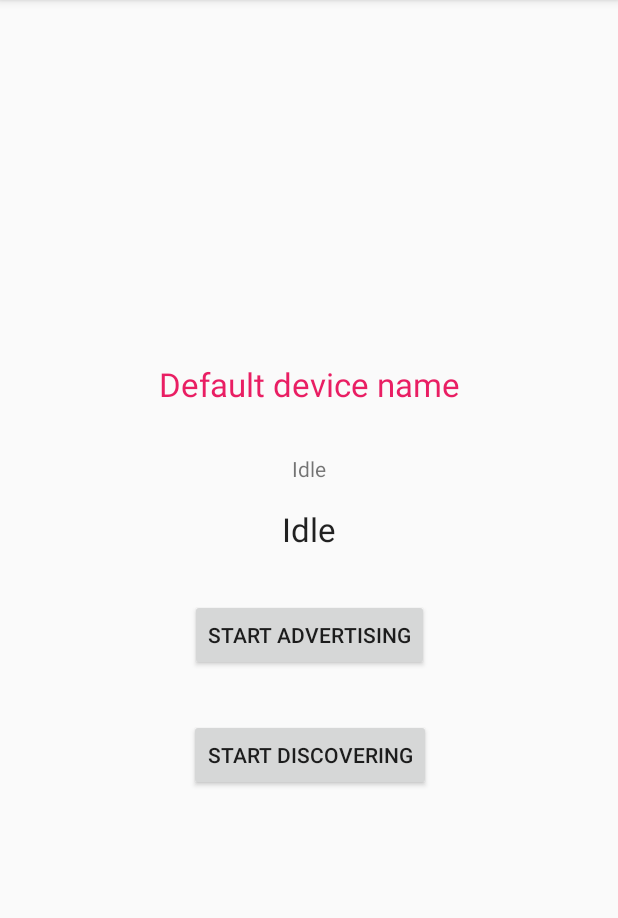
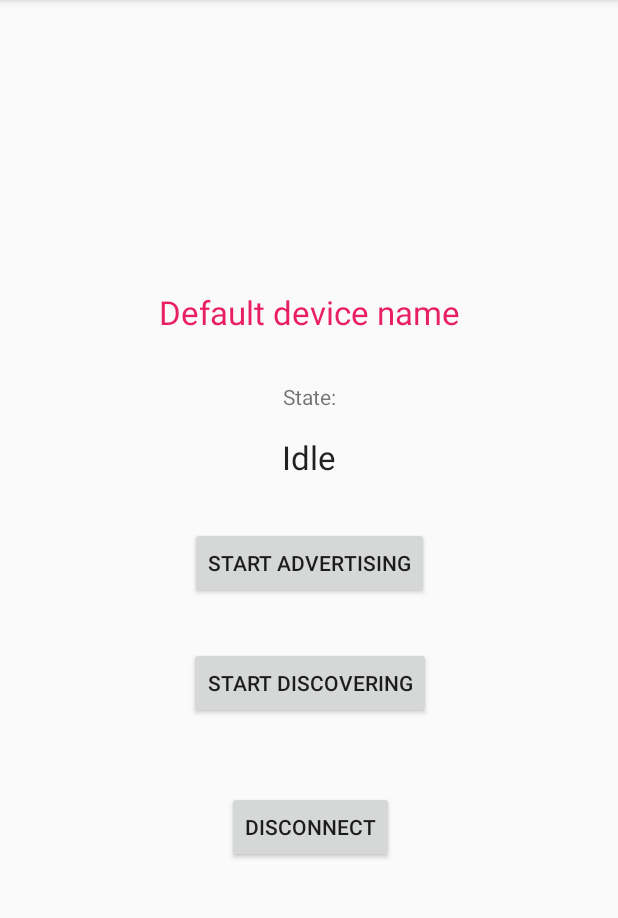
Before and after one commit to MiqeyM/QuizMiko, an Android app: the screen it shows after launch (MainActivity), on a phone screen of 412 x 824 dp, the part 84-1002 px from its top. Run offline under Robolectric (Android 15) with nearby library versions, the phone set to English and light mode, and no system bars; our stand-ins replace data binding; libraries missing offline, so code that uses them is left out: com.google.android.gms; 2 statements that could not run were skipped.

Commit message:
Changed deviceId generation to 'Player ' and random number. Corrected UI update. Correct text view shows current state. Commented button disabling. Added disconnect button.

```diff
--- a/app/src/main/java/com/example/quizmiko/MainActivity.kt
+++ b/app/src/main/java/com/example/quizmiko/MainActivity.kt
@@ -11,7 +11,6 @@ import android.Manifest.permission.CHANGE_WIFI_STATE
 import android.Manifest.permission.ACCESS_WIFI_STATE
 import android.Manifest.permission.BLUETOOTH_ADMIN
 import android.content.Context
-import android.provider.Settings
 import android.widget.Toast
 import androidx.databinding.DataBindingUtil
 import com.example.quizmiko.databinding.ActivityMainBinding
@@ -22,6 +21,7 @@ import com.google.android.gms.nearby.connection.Payload
 import com.google.android.gms.nearby.connection.PayloadCallback
 import kotlinx.android.synthetic.main.activity_main.*
 import java.util.*
+import kotlin.random.Random
 
 
 class MainActivity : AppCompatActivity() {
@@ -34,13 +34,12 @@ class MainActivity : AppCompatActivity() {
             CHANGE_WIFI_STATE,
             ACCESS_COARSE_LOCATION
         )
-        private val REQUEST_CODE_REQUIRED_PERMISSIONS = 1
+        private const val REQUEST_CODE_REQUIRED_PERMISSIONS = 1
 
         private val STRATEGY = P2P_STAR
 
-       // private val deviceId: String = Settings.Secure.ANDROID_ID
 
-        private val deviceId = UUID.randomUUID().toString().take(4)
+        private val deviceId = "Player " + Random.nextInt(1, 10)
 
         private val advOptions = AdvertisingOptions.Builder().setStrategy(STRATEGY).build()
 
@@ -51,26 +50,35 @@ class MainActivity : AppCompatActivity() {
 
     lateinit var connClient: ConnectionsClient
 
-    private lateinit var context: Context
-
     override fun onCreate(savedInstanceState: Bundle?) {
         super.onCreate(savedInstanceState)
         setContentView(R.layout.activity_main)
         connClient = Nearby.getConnectionsClient(this)
         val binding: ActivityMainBinding =
             DataBindingUtil.setContentView(this, R.layout.activity_main)
-        binding.stateTextView.text = getString(R.string.state_idle)
+        binding.currentStateTextView.text = getString(R.string.state_idle)
         binding.deviceName.text = deviceId
-        val startButton = binding.advertButton
-        val joinButton = binding.discButton
 
-        startButton.setOnClickListener {
+
+        advertButton.setOnClickListener {
             startServer()
-            joinButton.isEnabled = false
+            //joinButton.isEnabled = false
         }
 
-        joinButton.setOnClickListener { startClient()
-        startButton.isEnabled = false}
+
+        discButton.setOnClickListener {
+            startClient()
+            //startButton.isEnabled = false
+        }
+
+        disconnectButton.setOnClickListener {
+            connClient.apply {
+                stopAdvertising()
+                stopDiscovery()
+                stopAllEndpoints()
+            }
+            currentStateTextView.text = "Idle"
+        }
 
 
     }
@@ -147,6 +155,35 @@ class MainActivity : AppCompatActivity() {
             }
     }
 
+    private val endpointDiscoveryCallback = object : EndpointDiscoveryCallback() {
+        override fun onEndpointFound(endpointId: String, info: DiscoveredEndpointInfo) {
+            currentStateTextView.text = "Endpoint found - $endpointId"
+            connClient.requestConnection(deviceId, endpointId, connectionLifecycleCallback)
+                .addOnSuccessListener {
+                    Toast.makeText(
+                        applicationContext,
+                        "Requested connection to $endpointId !",
+                        Toast.LENGTH_SHORT
+                    ).show()
+                    currentStateTextView.text = "Found : $endpointId"
+                }
+                .addOnFailureListener {
+                    Toast.makeText(
+                        applicationContext,
+                        "Connection request to $endpointId failed!",
+                        Toast.LENGTH_SHORT
+                    ).show()
+                }
+        }
+
+        override fun onEndpointLost(endpointId: String) {
+            Toast.makeText(applicationContext, "Endpoint: $endpointId lost!", Toast.LENGTH_SHORT)
+                .show()
+        }
+
+    }
+
+
     private val connectionLifecycleCallback = object : ConnectionLifecycleCallback() {
         override fun onConnectionResult(endpointId: String, result: ConnectionResolution) {
             when (result.status.statusCode) {
@@ -155,6 +192,7 @@ class MainActivity : AppCompatActivity() {
                     "Connected to $endpointId successfully",
                     Toast.LENGTH_SHORT
                 ).show()
+
                 ConnectionsStatusCodes.STATUS_CONNECTION_REJECTED -> Toast.makeText(
                     applicationContext,
                     "Connection attempt to $endpointId was rejected",
@@ -179,7 +217,7 @@ class MainActivity : AppCompatActivity() {
 
         override fun onConnectionInitiated(p0: String, p1: ConnectionInfo) {
 
-            Toast.makeText(this@MainActivity, "Connection with $p0 initiated.", Toast.LENGTH_SHORT)
+            Toast.makeText(applicationContext, "Connection with $p0 initiated.", Toast.LENGTH_SHORT)
                 .show()
             connClient.acceptConnection(p0, payloadCallback)
         }
@@ -195,30 +233,5 @@ class MainActivity : AppCompatActivity() {
         }
     }
 
-    private val endpointDiscoveryCallback = object : EndpointDiscoveryCallback() {
-        override fun onEndpointFound(endpointId: String, info: DiscoveredEndpointInfo) {
-            connClient.requestConnection(deviceId, endpointId, connectionLifecycleCallback)
-                .addOnSuccessListener {
-                    Toast.makeText(
-                        applicationContext,
-                        "Requested connection to $endpointId !",
-                        Toast.LENGTH_SHORT
-                    ).show()
-                }
-                .addOnFailureListener {
-                    Toast.makeText(
-                        applicationContext,
-                        "Connection request to $endpointId failed!",
-                        Toast.LENGTH_SHORT
-                    ).show()
-                }
-        }
-
-        override fun onEndpointLost(endpointId: String) {
-            Toast.makeText(applicationContext, "Endpoint: $endpointId lost!", Toast.LENGTH_SHORT)
-                .show()
-        }
-
-    }
 
 }
--- a/app/src/main/res/layout/activity_main.xml
+++ b/app/src/main/res/layout/activity_main.xml
@@ -52,8 +52,9 @@
             android:layout_width="wrap_content"
             android:layout_height="wrap_content"
             android:layout_marginTop="16dp"
+            android:layout_marginBottom="16dp"
             android:text="@string/discover_button"
-            app:layout_constraintBottom_toBottomOf="parent"
+            app:layout_constraintBottom_toTopOf="@+id/disconnectButton"
             app:layout_constraintEnd_toEndOf="@+id/advertButton"
             app:layout_constraintStart_toStartOf="@+id/advertButton"
             app:layout_constraintTop_toBottomOf="@+id/advertButton" />
@@ -71,6 +72,17 @@
             app:layout_constraintStart_toStartOf="@+id/currentStateTextView"
             app:layout_constraintTop_toTopOf="parent"
             app:layout_constraintVertical_chainStyle="packed" />
+
+        <Button
+            android:id="@+id/disconnectButton"
+            android:layout_width="wrap_content"
+            android:layout_height="wrap_content"
+            android:layout_marginTop="32dp"
+            android:text="@string/disconnect_button"
+            app:layout_constraintBottom_toBottomOf="parent"
+            app:layout_constraintEnd_toEndOf="@+id/discButton"
+            app:layout_constraintStart_toStartOf="@+id/discButton"
+            app:layout_constraintTop_toBottomOf="@+id/discButton" />
     </androidx.constraintlayout.widget.ConstraintLayout>
 
 </layout>
--- a/app/src/main/res/values/strings.xml
+++ b/app/src/main/res/values/strings.xml
@@ -5,4 +5,5 @@
     <string name="state_explainer_text">State:</string>
     <string name="discover_button">Start discovering</string>
     <string name="device_name">Default device name</string>
+    <string name="disconnect_button"> disconnect</string>
 </resources>
```
